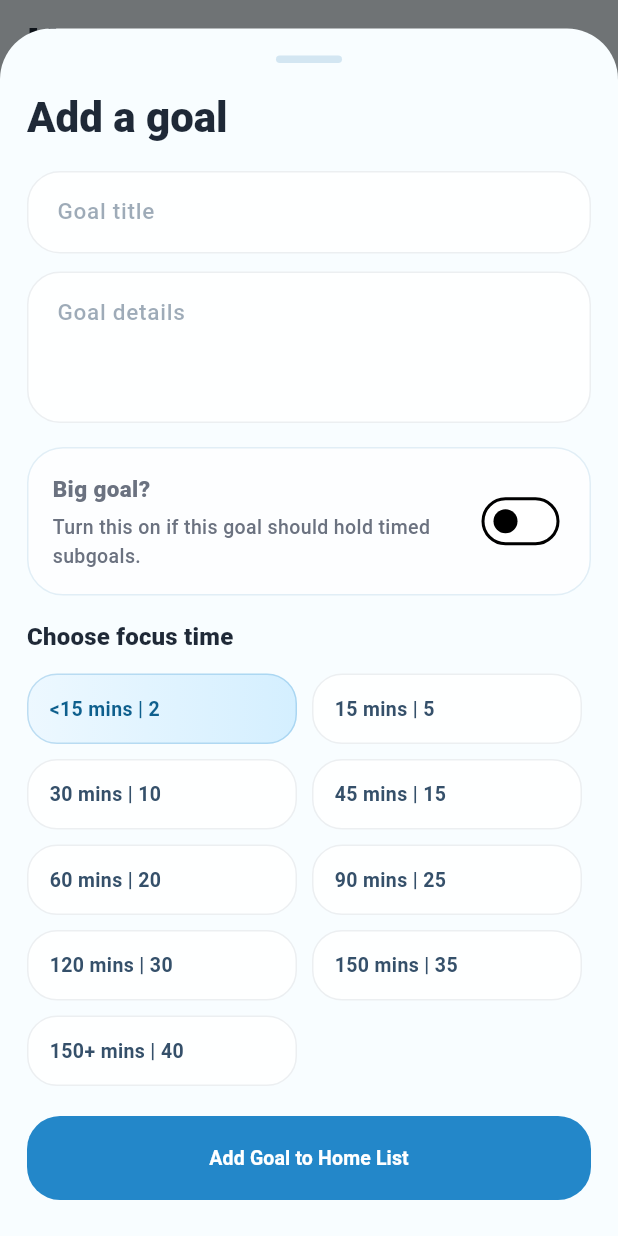
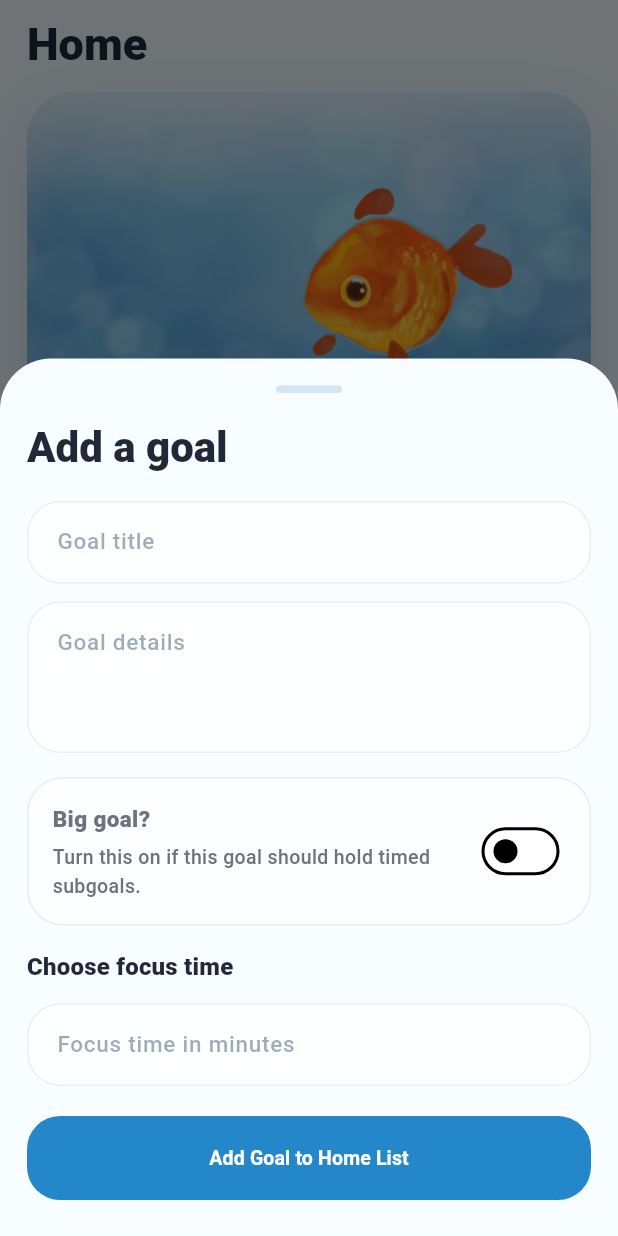
Before and after one commit to Alexauy/Fishly-app, a Flutter app: the screen it shows after launch, after a tap on "Add a new goal to the list", on a phone screen of 412 x 824 dp. Run offline on Flutter 3.47's test engine with Material 3 defaults, Android fonts, the phone set to English and light mode, and no system bars; our stand-ins replace cloud_firestore, firebase_auth, firebase_core; accounts and stored records are empty; Roboto replaces fonts that are missing (Arial Rounded MT Bold).

Commit message:
Refine planner rewards and startup flow

```diff
--- a/lib/app.dart
+++ b/lib/app.dart
@@ -4,7 +4,9 @@ import 'screens/root_shell.dart';
 import 'theme/fishly_theme.dart';
 
 class FishlyApp extends StatelessWidget {
-  const FishlyApp({super.key});
+  const FishlyApp({super.key, required this.firebaseInitialization});
+
+  final Future<void> firebaseInitialization;
 
   @override
   Widget build(BuildContext context) {
@@ -12,7 +14,116 @@ class FishlyApp extends StatelessWidget {
       title: 'Fishly',
       debugShowCheckedModeBanner: false,
       theme: FishlyTheme.themeData,
-      home: const RootShell(),
+      home: FutureBuilder<void>(
+        future: firebaseInitialization,
+        builder: (context, snapshot) {
+          if (snapshot.connectionState != ConnectionState.done) {
+            return const _StartupLoadingScreen();
+          }
+          if (snapshot.hasError) {
+            return _StartupErrorScreen(error: snapshot.error.toString());
+          }
+          return const RootShell();
+        },
+      ),
     );
   }
 }
+
+class _StartupLoadingScreen extends StatelessWidget {
+  const _StartupLoadingScreen();
+
+  @override
+  Widget build(BuildContext context) {
+    return Scaffold(
+      backgroundColor: const Color(0xFFF1FAFF),
+      body: Center(
+        child: Column(
+          mainAxisSize: MainAxisSize.min,
+          children: [
+            Container(
+              width: 92,
+              height: 92,
+              decoration: BoxDecoration(
+                shape: BoxShape.circle,
+                gradient: const LinearGradient(
+                  begin: Alignment.topLeft,
+                  end: Alignment.bottomRight,
+                  colors: [
+                    Color(0xFFEAFBFF),
+                    Color(0xFFBFE8FF),
+                    Color(0xFF74C7F4),
+                  ],
+                ),
+                boxShadow: [
+                  BoxShadow(
+                    color: const Color(0xFF5E9FC0).withValues(alpha: 0.24),
+                    blurRadius: 20,
+                    offset: const Offset(0, 10),
+                  ),
+                ],
+              ),
+              child: const Center(
+                child: SizedBox(
+                  width: 28,
+                  height: 28,
+                  child: CircularProgressIndicator(
+                    strokeWidth: 3,
+                    valueColor: AlwaysStoppedAnimation<Color>(
+                      Color(0xFF2478A6),
+                    ),
+                  ),
+                ),
+              ),
+            ),
+            const SizedBox(height: 18),
+            Text(
+              'Loading Fishly...',
+              style: Theme.of(context).textTheme.headlineSmall?.copyWith(
+                color: const Color(0xFF1C5373),
+              ),
+            ),
+          ],
+        ),
+      ),
+    );
+  }
+}
+
+class _StartupErrorScreen extends StatelessWidget {
+  const _StartupErrorScreen({required this.error});
+
+  final String error;
+
+  @override
+  Widget build(BuildContext context) {
+    return Scaffold(
+      backgroundColor: const Color(0xFFF1FAFF),
+      body: Center(
+        child: Padding(
+          padding: const EdgeInsets.symmetric(horizontal: 24),
+          child: Column(
+            mainAxisSize: MainAxisSize.min,
+            children: [
+              Text(
+                'Fishly had trouble starting',
+                style: Theme.of(context).textTheme.headlineSmall?.copyWith(
+                  color: const Color(0xFF1C5373),
+                ),
+                textAlign: TextAlign.center,
+              ),
+              const SizedBox(height: 12),
+              Text(
+                error,
+                style: Theme.of(context).textTheme.bodyMedium?.copyWith(
+                  color: const Color(0xFF43657A),
+                ),
+                textAlign: TextAlign.center,
+              ),
+            ],
+          ),
+        ),
+      ),
+    );
+  }
+}
--- a/lib/main.dart
+++ b/lib/main.dart
@@ -5,6 +5,5 @@ import 'firebase/firebase_bootstrap.dart';
 
 Future<void> main() async {
   WidgetsFlutterBinding.ensureInitialized();
-  await FirebaseBootstrap.initialize();
-  runApp(const FishlyApp());
+  runApp(FishlyApp(firebaseInitialization: FirebaseBootstrap.initialize()));
 }
--- a/lib/models/fishly_models.dart
+++ b/lib/models/fishly_models.dart
@@ -1,4 +1,49 @@
 enum ShopRewardCategory { accessory, tankDecoration }
+
+const int maxFocusMinutes = 1440;
+const int maxRewardBenchmarkMinutes = 150;
+const int aboveBenchmarkCoins = 40;
+const List<({int minutes, int coins})> focusTimeBenchmarks = [
+  (minutes: 5, coins: 2),
+  (minutes: 15, coins: 5),
+  (minutes: 30, coins: 10),
+  (minutes: 45, coins: 15),
+  (minutes: 60, coins: 20),
+  (minutes: 90, coins: 25),
+  (minutes: 120, coins: 30),
+  (minutes: 150, coins: 35),
+];
+
+int coinsForFocusMinutes(int minutes) {
+  if (minutes > maxRewardBenchmarkMinutes) {
+    return aboveBenchmarkCoins;
+  }
+
+  var closest = focusTimeBenchmarks.first;
+  var closestDistance = (minutes - closest.minutes).abs();
+
+  for (final benchmark in focusTimeBenchmarks.skip(1)) {
+    final distance = (minutes - benchmark.minutes).abs();
+    if (distance < closestDistance ||
+        (distance == closestDistance && benchmark.minutes < closest.minutes)) {
+      closest = benchmark;
+      closestDistance = distance;
+    }
+  }
+
+  return closest.coins;
+}
+
+String formatFocusTimeLabel(int minutes) {
+  return minutes == 1 ? '1 min' : '$minutes mins';
+}
+
+int? parseFocusTimeLabel(String? label) {
+  if (label == null || label.trim().isEmpty) {
+    return null;
+  }
+  return int.tryParse(label.trim().split(' ').first);
+}
 
 class PlannerTask {
   const PlannerTask({
--- a/lib/screens/root_shell.dart
+++ b/lib/screens/root_shell.dart
@@ -40,18 +40,6 @@ class _RootShellState extends State<RootShell> {
   String? _pendingDisplayName;
   String? _gubbyMessageOverride;
   int _gubbyMessageRevision = 0;
-
-  static const _durations = <(String, int)>[
-    ('<15 mins', 2),
-    ('15 mins', 5),
-    ('30 mins', 10),
-    ('45 mins', 15),
-    ('60 mins', 20),
-    ('90 mins', 25),
-    ('120 mins', 30),
-    ('150 mins', 35),
-    ('150+ mins', 40),
-  ];
 
   @override
   void initState() {
@@ -112,9 +100,7 @@ class _RootShellState extends State<RootShell> {
             FishlyUserProfile(
               uid: user.uid,
               displayName:
-                  _pendingDisplayName ??
-                  user.displayName ??
-                  'Fishly User',
+                  _pendingDisplayName ?? user.displayName ?? 'Fishly User',
               email: user.email ?? '',
               coins: 0,
               ownedRewardTitles: const <String>[],
@@ -681,7 +667,7 @@ class _RootShellState extends State<RootShell> {
                     child: GoalDetailScreen(
                       goal: selectedGoal,
                       subgoals: selectedSubgoals,
-                      durations: _durations,
+                      benchmarks: focusTimeBenchmarks,
                       onToggleTask: _toggleTask,
                       onDeleteTask: _deleteTask,
                       onSaveGoal: _saveGoalDetail,
@@ -922,7 +908,7 @@ class _GoalComposerSheetState extends State<_GoalComposerSheet> {
   final _goalController = TextEditingController();
   final _detailsController = TextEditingController();
   final _subgoals = <_SubgoalDraft>[_SubgoalDraft()];
-  int selectedDuration = 0;
+  final _focusMinutesController = TextEditingController();
   int activeSubgoalIndex = 0;
   bool bigGoal = false;
 
@@ -930,9 +916,11 @@ class _GoalComposerSheetState extends State<_GoalComposerSheet> {
   void dispose() {
     _goalController.dispose();
     _detailsController.dispose();
+    _focusMinutesController.dispose();
     for (final subgoal in _subgoals) {
       subgoal.controller.dispose();
       subgoal.detailsController.dispose();
+      subgoal.focusMinutesController.dispose();
     }
     super.dispose();
   }
@@ -1034,10 +1022,13 @@ class _GoalComposerSheetState extends State<_GoalComposerSheet> {
                   style: Theme.of(context).textTheme.titleMedium,
                 ),
                 const SizedBox(height: 12),
-                _durationGrid(
-                  context,
-                  selectedDuration,
-                  (index) => setState(() => selectedDuration = index),
+                TextField(
+                  controller: _focusMinutesController,
+                  keyboardType: TextInputType.number,
+                  decoration: const InputDecoration(
+                    hintText: 'Focus time in minutes',
+                    hintStyle: TextStyle(color: Color(0x7A35506A)),
+                  ),
                 ),
               ],
               if (bigGoal) ...[
@@ -1068,10 +1059,7 @@ class _GoalComposerSheetState extends State<_GoalComposerSheet> {
                     index: i,
                     draft: _subgoals[i],
                     expanded: i == activeSubgoalIndex,
-                    durations: _RootShellState._durations,
                     onTapHeader: () => setState(() => activeSubgoalIndex = i),
-                    onDurationChanged: (value) =>
-                        setState(() => _subgoals[i].selectedDuration = value),
                   ),
                   if (i != _subgoals.length - 1) const SizedBox(height: 16),
                 ],
@@ -1095,51 +1083,6 @@ class _GoalComposerSheetState extends State<_GoalComposerSheet> {
     );
   }
 
-  Widget _durationGrid(
-    BuildContext context,
-    int selectedIndex,
-    ValueChanged<int> onChanged,
-  ) {
-    return Wrap(
-      spacing: 10,
-      runSpacing: 10,
-      children: List.generate(_RootShellState._durations.length, (index) {
-        final duration = _RootShellState._durations[index];
-        final selected = selectedIndex == index;
-        return GestureDetector(
-          onTap: () => onChanged(index),
-          child: Container(
-            width: (MediaQuery.of(context).size.width - 52) / 2,
-            padding: const EdgeInsets.symmetric(horizontal: 14, vertical: 13),
-            decoration: BoxDecoration(
-              borderRadius: BorderRadius.circular(20),
-              border: Border.all(
-                color: selected
-                    ? FishlyTheme.skyDeep.withValues(alpha: 0.24)
-                    : FishlyTheme.navy.withValues(alpha: 0.08),
-              ),
-              gradient: selected
-                  ? const LinearGradient(
-                      colors: [Color(0xFFEDF8FF), Color(0xFFD4EFFF)],
-                    )
-                  : null,
-              color: selected ? null : Colors.white.withValues(alpha: 0.82),
-            ),
-            child: Text(
-              '${duration.$1} | ${duration.$2}',
-              style: TextStyle(
-                fontWeight: FontWeight.w700,
-                color: selected
-                    ? const Color(0xFF0E5F8D)
-                    : const Color(0xFF35506A),
-              ),
-            ),
-          ),
-        );
-      }),
-    );
-  }
-
   void _submit() {
     final title = _goalController.text.trim();
     if (title.isEmpty) {
@@ -1156,16 +1099,41 @@ class _GoalComposerSheetState extends State<_GoalComposerSheet> {
         return;
       }
 
+      final invalidSubgoalMinutes = _subgoals
+          .map(
+            (draft) => int.tryParse(draft.focusMinutesController.text.trim()),
+          )
+          .any((minutes) => minutes == null || minutes <= 0);
+      if (invalidSubgoalMinutes) {
+        _showMessage(
+          'Please enter a valid focus time in minutes for each subgoal',
+        );
+        return;
+      }
+
+      final tooLargeSubgoalMinutes = _subgoals
+          .map(
+            (draft) =>
+                int.tryParse(draft.focusMinutesController.text.trim()) ?? 0,
+          )
+          .any((minutes) => minutes > maxFocusMinutes);
+      if (tooLargeSubgoalMinutes) {
+        _showMessage(
+          "Oops! You've entered a time value that is too large. The focus time must be less than 1440 minutes (24 hours)",
+        );
+        return;
+      }
+
       final subgoals = _subgoals
-          .map(
-            (draft) => _GoalComposerSubgoal(
+          .map((draft) {
+            final minutes = int.parse(draft.focusMinutesController.text.trim());
+            return _GoalComposerSubgoal(
               title: draft.controller.text.trim(),
               details: draft.detailsController.text.trim(),
-              durationLabel:
-                  _RootShellState._durations[draft.selectedDuration].$1,
-              coins: _RootShellState._durations[draft.selectedDuration].$2,
-            ),
-          )
+              durationLabel: formatFocusTimeLabel(minutes),
+              coins: coinsForFocusMinutes(minutes),
+            );
+          })
           .where((subgoal) => subgoal.title.isNotEmpty)
           .toList();
       if (subgoals.isEmpty) {
@@ -1185,13 +1153,25 @@ class _GoalComposerSheetState extends State<_GoalComposerSheet> {
       return;
     }
 
+    final minutes = int.tryParse(_focusMinutesController.text.trim());
+    if (minutes == null || minutes <= 0) {
+      _showMessage('Please enter a valid focus time in minutes');
+      return;
+    }
+    if (minutes > maxFocusMinutes) {
+      _showMessage(
+        "Oops! You've entered a time value that is too large. The focus time must be less than 1440 minutes (24 hours)",
+      );
+      return;
+    }
+
     Navigator.of(context).pop(
       _GoalComposerResult(
         title: title,
         details: _detailsController.text.trim(),
         bigGoal: false,
-        durationLabel: _RootShellState._durations[selectedDuration].$1,
-        coins: _RootShellState._durations[selectedDuration].$2,
+        durationLabel: formatFocusTimeLabel(minutes),
+        coins: coinsForFocusMinutes(minutes),
         subgoals: const [],
       ),
     );
@@ -1218,11 +1198,11 @@ class _SubgoalDraft {
   _SubgoalDraft()
     : controller = TextEditingController(),
       detailsController = TextEditingController(),
-      selectedDuration = 0;
+      focusMinutesController = TextEditingController();
 
   final TextEditingController controller;
   final TextEditingController detailsController;
-  int selectedDuration;
+  final TextEditingController focusMinutesController;
 }
 
 class _SubgoalEditor extends StatelessWidget {
@@ -1230,23 +1210,22 @@ class _SubgoalEditor extends StatelessWidget {
     required this.index,
     required this.draft,
     required this.expanded,
-    required this.durations,
     required this.onTapHeader,
-    required this.onDurationChanged,
   });
 
   final int index;
   final _SubgoalDraft draft;
   final bool expanded;
-  final List<(String, int)> durations;
   final VoidCallback onTapHeader;
-  final ValueChanged<int> onDurationChanged;
 
   @override
   Widget build(BuildContext context) {
     final title = draft.controller.text.trim();
     final summary = title.isEmpty ? 'Subgoal ${index + 1}' : title;
-    final duration = durations[draft.selectedDuration];
+    final minutes = int.tryParse(draft.focusMinutesController.text.trim());
+    final summaryReward = minutes == null || minutes <= 0
+        ? null
+        : coinsForFocusMinutes(minutes);
 
     return Container(
       padding: const EdgeInsets.all(14),
@@ -1276,7 +1255,9 @@ class _SubgoalEditor extends StatelessWidget {
                         if (!expanded) ...[
                           const SizedBox(height: 2),
                           Text(
-                            '${duration.$1} | ${duration.$2} coins',
+                            minutes == null || minutes <= 0
+                                ? 'Add focus time'
+                                : '${formatFocusTimeLabel(minutes)} | $summaryReward coins',
                             style: Theme.of(context).textTheme.bodyMedium,
                           ),
                         ],
@@ -1312,40 +1293,13 @@ class _SubgoalEditor extends StatelessWidget {
               ),
             ),
             const SizedBox(height: 12),
-            Wrap(
-              spacing: 8,
-              runSpacing: 8,
-              children: List.generate(durations.length, (durationIndex) {
-                final duration = durations[durationIndex];
-                final selected = draft.selectedDuration == durationIndex;
-                return GestureDetector(
-                  onTap: () => onDurationChanged(durationIndex),
-                  child: Container(
-                    padding: const EdgeInsets.symmetric(
-                      horizontal: 10,
-                      vertical: 8,
-                    ),
-                    decoration: BoxDecoration(
-                      color: selected ? const Color(0xFFEDF8FF) : Colors.white,
-                      borderRadius: BorderRadius.circular(999),
-                      border: Border.all(
-                        color: selected
-                            ? FishlyTheme.skyDeep.withValues(alpha: 0.24)
-                            : FishlyTheme.navy.withValues(alpha: 0.08),
-                      ),
-                    ),
-                    child: Text(
-                      '${duration.$1} | ${duration.$2}',
-                      style: TextStyle(
-                        fontWeight: FontWeight.w700,
-                        color: selected
-                            ? const Color(0xFF0E5F8D)
-                            : const Color(0xFF35506A),
-                      ),
-                    ),
-                  ),
-                );
-              }),
+            TextField(
+              controller: draft.focusMinutesController,
+              keyboardType: TextInputType.number,
+              decoration: const InputDecoration(
+                hintText: 'Focus time in minutes',
+                hintStyle: TextStyle(color: Color(0x7A35506A)),
+              ),
             ),
           ],
         ],
--- a/lib/widgets/app_sections.dart
+++ b/lib/widgets/app_sections.dart
@@ -407,6 +407,11 @@ class PlannerTaskTile extends StatelessWidget {
                             Text(task.title, style: titleStyle),
                             if (task.tag != null) _Pill(text: task.tag!),
                             if (task.reward != null) _Pill(text: task.reward!),
+                            if (task.coins != null)
+                              _Pill(
+                                text:
+                                    '${task.coins} ${task.coins == 1 ? 'coin' : 'coins'}',
+                              ),
                           ],
                         ),
                         if (task.subtitle.isNotEmpty) ...[
```
Also changed, not shown: lib/screens/goal_detail_screen.dart (+94 -119 lines), 2 other files.
